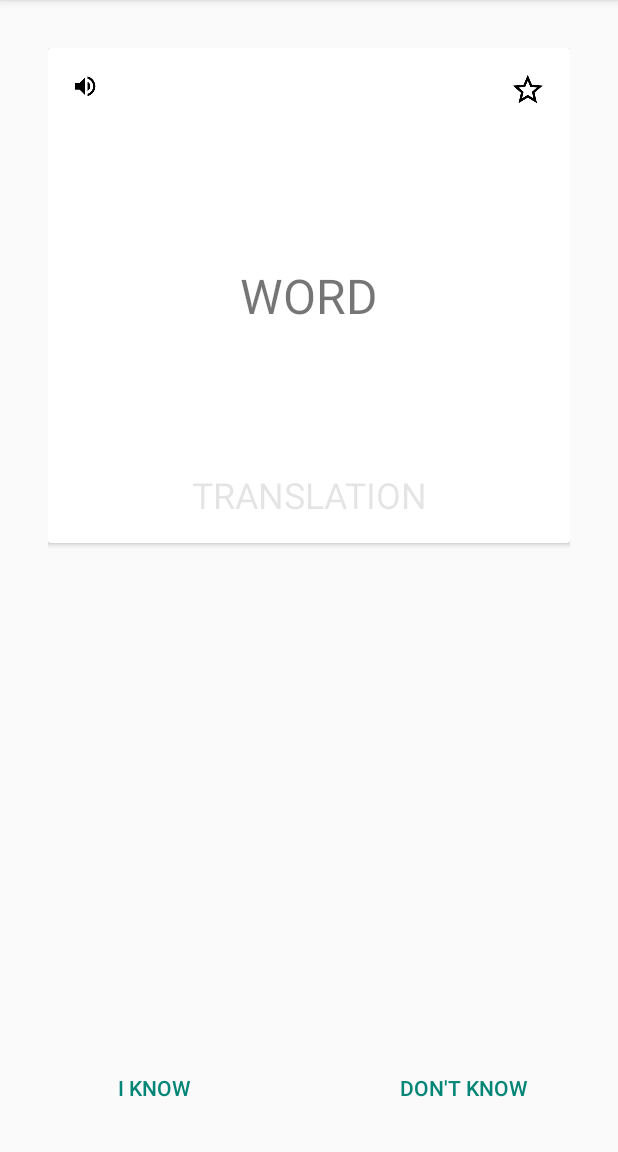
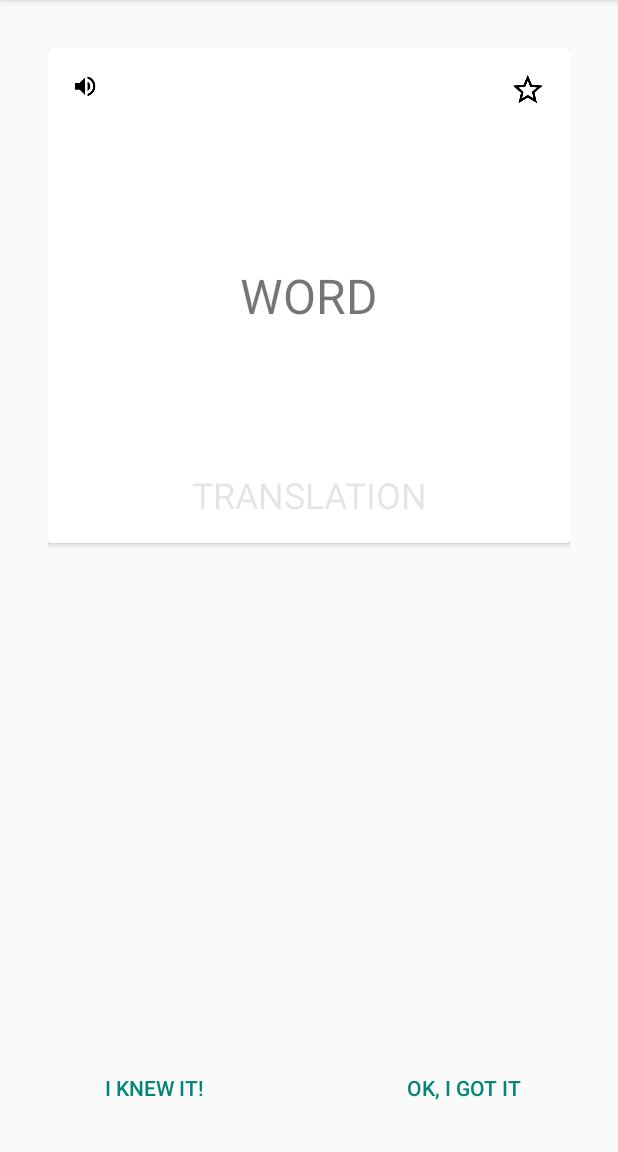
Before and after one commit to heyferh/englishcards, an Android app: the LeitnerModeActivity screen opened directly, with no data from a screen before it, on a phone screen of 412 x 824 dp, the part 84-1236 px from its top. Run offline under Robolectric (Android 15) with nearby library versions, the phone set to English and light mode, and no system bars; libraries missing offline, so code that uses them is left out: com.mikepenz.iconics, com.mikepenz.materialdrawer; 7 statements that could not run were skipped.

Commit message:
fixed leitner activity behaviour

```diff
--- a/app/src/main/AndroidManifest.xml
+++ b/app/src/main/AndroidManifest.xml
@@ -8,13 +8,13 @@
         android:icon="@mipmap/ic_launcher"
         android:label="@string/app_name"
         android:theme="@style/MyTheme">
-        <activity android:name=".activity.MainActivity">
+        <activity android:name=".activity.MainActivity"></activity>
+        <activity android:name=".activity.SelectDictionaryActivity">
             <intent-filter>
                 <action android:name="android.intent.action.MAIN" />
                 <category android:name="android.intent.category.LAUNCHER" />
             </intent-filter>
         </activity>
-        <activity android:name=".activity.SelectDictionaryActivity"></activity>
         <activity android:name=".activity.RegularCardActivity"></activity>
         <activity android:name=".activity.FavouriteCardActivity"></activity>
         <activity android:name=".activity.LeitnerModeActivity"></activity>
--- a/app/src/main/java/com/feku/englishcards/activity/LeitnerModeActivity.java
+++ b/app/src/main/java/com/feku/englishcards/activity/LeitnerModeActivity.java
@@ -21,13 +21,14 @@ import org.joda.time.LocalDate;
  * Created by feku on 8/26/2015.
  */
 public class LeitnerModeActivity extends ActivityWithDrawer implements CardFragment.onCardActionListener {
-    private static int CARD_LEVEL = 1;
+    private static int CARD_LEVEL;
     private CardDao cardDao = App.getCardDao();
     private CardProducer cardProducer = App.getCardProducer();
     MenuItem levelMenu;
 
     @Override
     protected void initOnCreate() {
+        CARD_LEVEL = 1;
         drawer = drawer.withSelectedItem(2);
         drawer.build();
         findViewById(R.id.know).setOnClickListener(new View.OnClickListener() {
--- a/app/src/main/res/layout/leitner_layout.xml
+++ b/app/src/main/res/layout/leitner_layout.xml
@@ -40,7 +40,7 @@
             android:layout_width="0dp"
             android:layout_height="wrap_content"
             android:layout_weight="1"
-            android:text="I know" />
+            android:text="I knew it!" />
 
         <Button
             android:id="@+id/dontKnow"
@@ -48,7 +48,7 @@
             android:layout_width="0dp"
             android:layout_height="wrap_content"
             android:layout_weight="1"
-            android:text="Don&apos;t know" />
+            android:text="Ok, I got it" />
 
     </LinearLayout>
 
```
